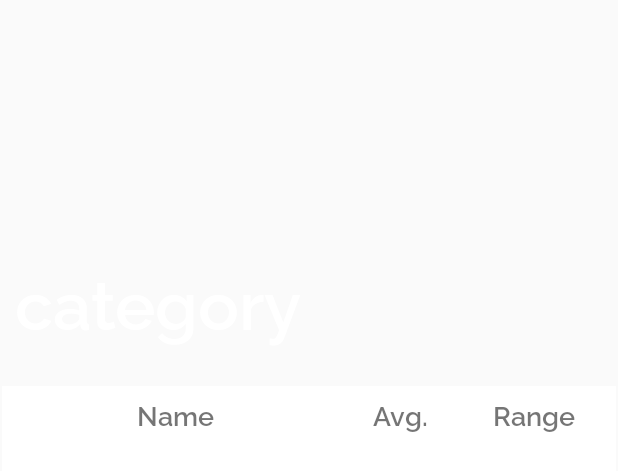
After one commit to gennycm/mobile-comp-project, an Android app: the layout activity_cost_of_living_details.xml on its own in the app's theme, with its tools: preview values and no code run, on a phone screen of 412 x 824 dp. The commit adds this screen. Shown: the top 471 px of the screen. Run offline under Robolectric (Android 15) with nearby library versions, the phone set to English and light mode, and no system bars; network calls fail.

Commit message:
Cost of Living food and transport implementation

```diff
--- a/app/src/main/java/com/thealienobserver/nikhil/travon/apihandlers/MainMenuHandler.java
+++ b/app/src/main/java/com/thealienobserver/nikhil/travon/apihandlers/MainMenuHandler.java
@@ -31,7 +31,6 @@ public class MainMenuHandler {
     private Context applicationContext;
     private ImageView cityImageview;
     private static String api_key = "&key=AIzaSyDCywJBYgafoLew81-vpeGTN03_2vBB7jk";
-    private static final String RecommendedPLaces_Photo_Url = "https://maps.googleapis.com/maps/api/place/photo?maxwidth=400&photoreference=";
     private RequestQueue requestQueue;
 
     public MainMenuHandler(Context context, ImageView cityImageview) {
--- /dev/null
+++ b/app/src/main/res/font/raleway_semibold.xml
@@ -0,0 +1,7 @@
+<?xml version="1.0" encoding="utf-8"?>
+<font-family xmlns:app="http://schemas.android.com/apk/res-auto"
+        app:fontProviderAuthority="com.google.android.gms.fonts"
+        app:fontProviderPackage="com.google.android.gms"
+        app:fontProviderQuery="name=Raleway&amp;weight=600"
+        app:fontProviderCerts="@array/com_google_android_gms_fonts_certs">
+</font-family>
--- /dev/null
+++ b/app/src/main/res/layout/activity_cost_of_living_details.xml
@@ -0,0 +1,94 @@
+<?xml version="1.0" encoding="utf-8"?>
+<LinearLayout xmlns:android="http://schemas.android.com/apk/res/android"
+    xmlns:app="http://schemas.android.com/apk/res-auto"
+    xmlns:tools="http://schemas.android.com/tools"
+    android:layout_width="match_parent"
+    android:layout_height="match_parent"
+    android:orientation="vertical"
+    android:weightSum="1"
+    tools:context=".controllers.EventsScreen">
+
+    <RelativeLayout xmlns:android="http://schemas.android.com/apk/res/android"
+        android:id="@+id/categoryLayout"
+        android:layout_width="match_parent"
+        android:layout_height="0dp"
+        android:layout_weight=".30"
+        >
+
+
+        <TextView
+            android:id="@+id/categoryTitleTextView"
+            android:layout_width="wrap_content"
+            android:layout_height="wrap_content"
+            android:layout_alignParentStart="true"
+            android:layout_alignParentBottom="true"
+            android:fontFamily="@font/raleway_semibold"
+            android:padding="10dip"
+            android:text="category"
+            android:textColor="@color/colorWhite"
+            android:textSize="45sp" />
+
+    </RelativeLayout>
+
+    <LinearLayout xmlns:android="http://schemas.android.com/apk/res/android"
+        android:layout_width="match_parent"
+        android:layout_height="0dp"
+        android:layout_weight=".08"
+        android:padding="1sp"
+        android:weightSum="3"
+        android:layout_marginTop="15sp"
+        >
+
+        <TextView
+            android:id="@+id/nameTV"
+            android:layout_width="0dp"
+            android:layout_height="match_parent"
+            android:layout_weight="1.70"
+            android:background="@color/colorWhite"
+            android:fontFamily="@font/raleway_semibold"
+            android:padding="5sp"
+            android:text="@string/name"
+            android:textAlignment="center"
+            android:textSize="18sp" />
+
+        <TextView
+            android:id="@+id/avgCost"
+            android:layout_width="0dp"
+            android:layout_height="match_parent"
+            android:layout_weight="0.5"
+            android:background="@color/colorWhite"
+            android:fontFamily="@font/raleway_semibold"
+            android:padding="5sp"
+            android:text="@string/avgCost"
+            android:textAlignment="center"
+            android:textSize="18sp" />
+
+        <TextView
+            android:id="@+id/range"
+            android:layout_width="0dp"
+            android:layout_height="match_parent"
+            android:layout_weight="0.8"
+            android:background="@color/colorWhite"
+            android:fontFamily="@font/raleway_semibold"
+            android:padding="5sp"
+            android:text="@string/range"
+            android:textAlignment="center"
+            android:textSize="18sp" />
+
+    </LinearLayout>
+
+    <ListView
+        android:id="@+id/costItems"
+        android:layout_width="match_parent"
+        android:layout_height="0dp"
+        android:layout_below="@+id/categoryTitleTextView"
+        android:layout_centerHorizontal="true"
+        android:layout_marginStart="2sp"
+        android:layout_marginEnd="2sp"
+        android:layout_marginBottom="5sp"
+        android:layout_weight=".62"
+        android:divider="@null"
+        android:dividerHeight="0dp"></ListView>
+
+
+</LinearLayout>
--- a/app/src/main/res/layout/activity_immigration_screen.xml
+++ b/app/src/main/res/layout/activity_immigration_screen.xml
@@ -5,7 +5,7 @@
     android:layout_width="match_parent"
     android:layout_height="match_parent"
     android:orientation="vertical"
-    tools:context=".controllers.CostOfLivingScreen">
+    tools:context=".controllers.CostOfLiving.CostOfLivingScreen">
 
 
     <!-- Options Grid Layout -->
--- a/app/src/main/res/values/preloaded_fonts.xml
+++ b/app/src/main/res/values/preloaded_fonts.xml
@@ -2,6 +2,8 @@
 <resources>
     <array name="preloaded_fonts" translatable="false">
         <item>@font/montserrat</item>
+        <item>@font/raleway</item>
+        <item>@font/raleway_semibold</item>
         <item>@font/raleway_thin</item>
     </array>
 </resources>
--- a/app/src/main/res/values/strings.xml
+++ b/app/src/main/res/values/strings.xml
@@ -37,6 +37,9 @@
     <string name="clothing">Clothing</string>
     <string name="childcare">Childcare</string>
     <string name="utilities">Utilities</string>
+    <string name="name">Name</string>
+    <string name="avgCost">Avg.</string>
+    <string name="range">Range</string>
 
     <!-- Immigration -->
     <string name="things_to_do">5 important things</string>
```
Also changed, not shown: app/src/main/AndroidManifest.xml (+6 -1 lines), app/src/main/java/com/thealienobserver/nikhil/travon/adapters/CostOfLivingAdapter.java (added, +52 -0 lines), app/src/main/java/com/thealienobserver/nikhil/travon/apihandlers/CostOfLivingHandler.java (added, +101 -0 lines), app/src/main/java/com/thealienobserver/nikhil/travon/controllers/CostOfLiving/CostOfLivingDetailsScreen.java (added, +87 -0 lines), app/src/main/java/com/thealienobserver/nikhil/travon/controllers/CostOfLiving/CostOfLivingScreen.java (added, +87 -0 lines), app/src/main/java/com/thealienobserver/nikhil/travon/controllers/CostOfLivingScreen.java (deleted, +0 -43 lines), app/src/main/java/com/thealienobserver/nikhil/travon/controllers/MenuScreen.java (+7 -1 lines), app/src/main/java/com/thealienobserver/nikhil/travon/models/CostOfLivingItem.java (added, +33 -0 lines), app/src/main/res/font/raleway.xml (added, +7 -0 lines), app/src/main/res/layout/activity_cost_living_menu_screen.xml (+9 -8 lines), app/src/main/res/layout/view_cost_items.xml (added, +44 -0 lines), 1 other file.
